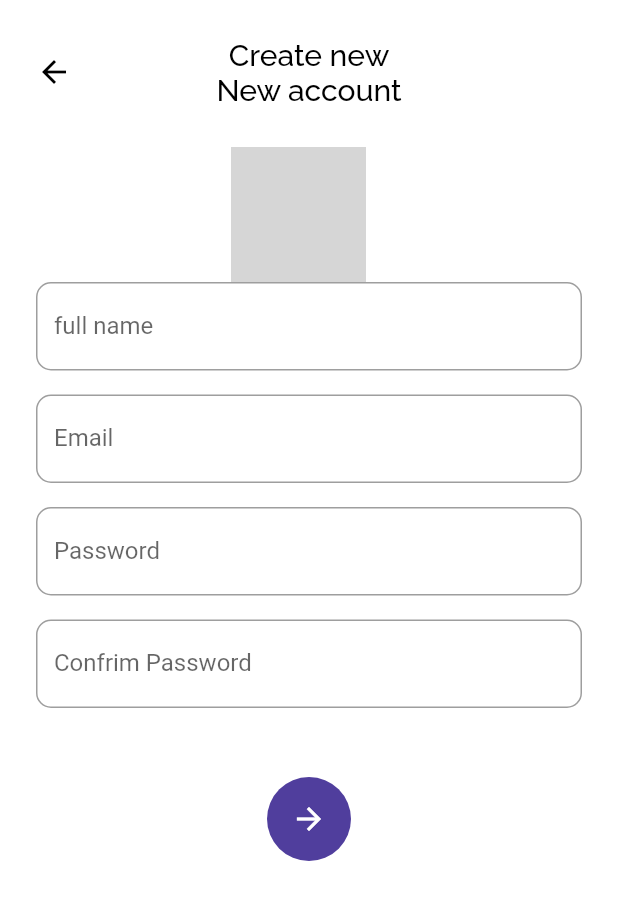
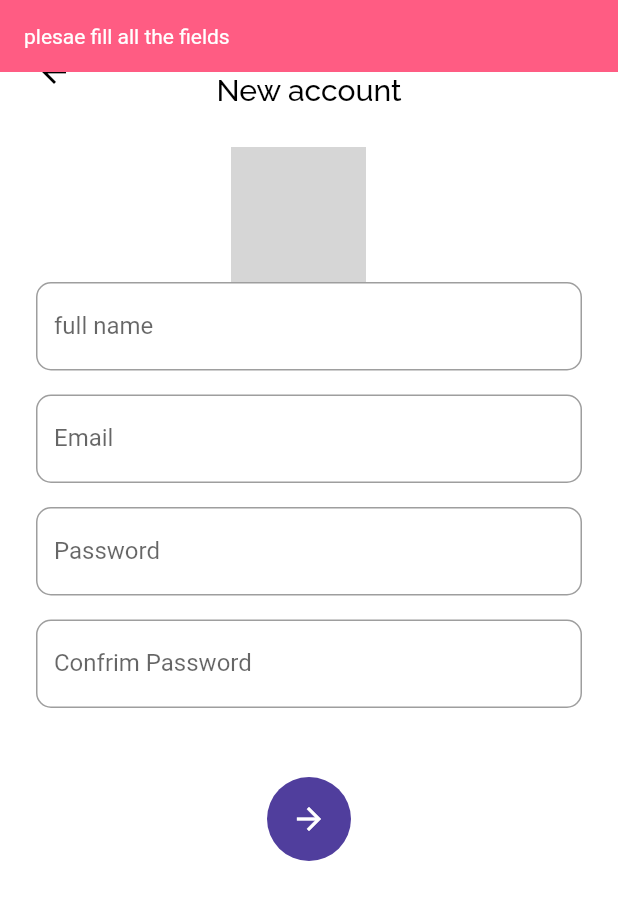
Before and after one commit to andik-phur/And-flutix, a Flutter app: the SignUpPage screen opened directly with empty values, after a tap on the "arrow forward" icon, on a phone screen of 412 x 824 dp. Shown: the top 900 px of the screen. Run offline on Flutter 3.47's test engine with Material 2 defaults, Android fonts, the phone set to English and light mode, and no system bars; our stand-ins replace bloc, cloud_firestore, email_validator, equatable, firebase_auth, flushbar and 5 more; accounts and stored records are empty; grey boxes are pictures that could not be loaded.

Commit message:
ticket booking application

```diff
--- a/lib/ui/pages/sign_up_page.dart
+++ b/lib/ui/pages/sign_up_page.dart
@@ -76,13 +76,23 @@ class _SignUpPageState extends State<SignUpPage> {
                                         (widget.regristasionData.profilImage ==
                                                 null)
                                             ? AssetImage("assets/user_pic.png")
-                                            : FileImage(widget.regristasionData
-                                                .profilImage))),
+                                            : FileImage(widget
+                                                .regristasionData.profilImage),
+                                    fit: BoxFit.cover)),
                           ),
                           Align(
                               alignment: Alignment.bottomCenter,
                               child: GestureDetector(
-                                onTap: () {},
+                                onTap: () async {
+                                  if (widget.regristasionData.profilImage ==
+                                      null) {
+                                    widget.regristasionData.profilImage =
+                                        await getImage();
+                                  } else {
+                                    widget.regristasionData.profilImage == null;
+                                  }
+                                  setState(() {});
+                                },
                                 child: Container(
                                   height: 28,
                                   width: 28,
@@ -152,7 +162,48 @@ class _SignUpPageState extends State<SignUpPage> {
                       child: Icon(Icons.arrow_forward),
                       backgroundColor: mainColor,
                       elevation: 0,
-                      onPressed: () {},
+                      onPressed: () {
+                        if (!(nameController.text.trim() != "" &&
+                            emailController.text.trim() != "" &&
+                            passwordController.text.trim() != "" &&
+                            retypePasswordController.text.trim() != "")) {
+                          Flushbar(
+                            duration: Duration(milliseconds: 1500),
+                            flushbarPosition: FlushbarPosition.TOP,
+                            backgroundColor: Color(0xFFFF5C83),
+                            message: "plesae fill all the fields",
+                          )..show(context);
+                        } else if (passwordController.text !=
+                            retypePasswordController.text) {
+                          Flushbar(
+                            duration: Duration(milliseconds: 1500),
+                            flushbarPosition: FlushbarPosition.TOP,
+                            backgroundColor: Color(0xFFFF5C83),
+                            message: "Mismatch password and confirmed password",
+                          )..show(context);
+                        } else if (passwordController.text.length < 6) {
+                          Flushbar(
+                            duration: Duration(milliseconds: 1500),
+                            flushbarPosition: FlushbarPosition.TOP,
+                            backgroundColor: Color(0xFFFF5C83),
+                            message: "Password's length min 6 characters",
+                          )..show(context);
+                        } else if (!EmailValidator.validate(
+                            emailController.text)) {
+                          Flushbar(
+                            duration: Duration(milliseconds: 1500),
+                            flushbarPosition: FlushbarPosition.TOP,
+                            backgroundColor: Color(0xFFFF5C83),
+                            message: "Wrong formarted email address",
+                          )..show(context);
+                        } else {
+                          widget.regristasionData.name = nameController.text;
+                          widget.regristasionData.email = emailController.text;
+                          widget.regristasionData.password =
+                              passwordController.text;
+                        }
+                        ;
+                      },
                     )
                   ],
                 ),
--- a/lib/widgets/widgets.dart
+++ b/lib/widgets/widgets.dart
@@ -0,0 +1,3 @@
+import 'package:flutter/material.dart';
+import 'package:and_flutix/shared/shared.dart';
+part 'selectable_box.dart';
```
Also changed, not shown: lib/ui/pages/pages.dart (+8 -0 lines), lib/widgets/selectable_box.dart (added, +53 -0 lines).
